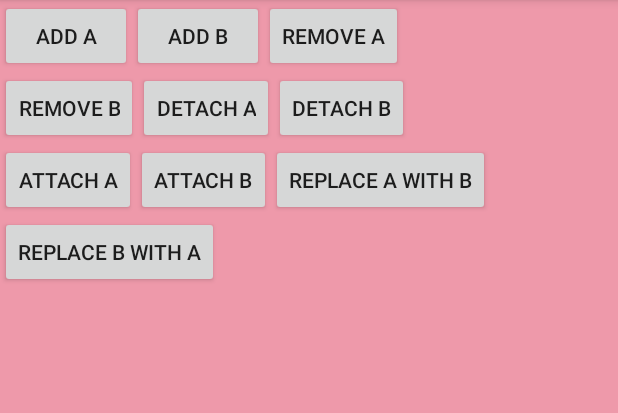
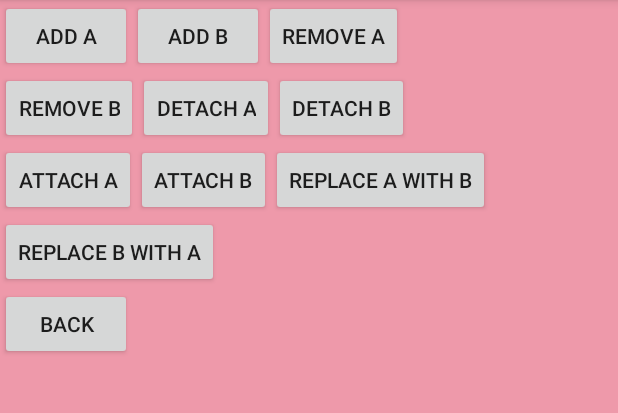
Before and after one commit to sarahsga/Practice_android_slideNerd, an Android app: the MainActivity screen opened directly, with no data from a screen before it, on a phone screen of 412 x 824 dp, the part 84-497 px from its top. Run offline under Robolectric (Android 15) with nearby library versions, the phone set to English and light mode, and no system bars.

Commit message:
BackStack.. and scrollView
Also check out the overridden onBackPressed method

```diff
--- a/app/src/main/res/layout-land/activity_main.xml
+++ b/app/src/main/res/layout-land/activity_main.xml
@@ -111,15 +111,26 @@
                 android:layout_alignParentLeft="true"
                 android:layout_alignParentStart="true" />
 
+        <Button
+            android:layout_width="wrap_content"
+            android:layout_height="wrap_content"
+            android:text="Back"
+            android:id="@+id/btnBack"
+            android:layout_below="@+id/btn_ReplaceBwA"
+            android:layout_alignParentLeft="true"
+            android:layout_alignParentStart="true" />
+
     </RelativeLayout>
 
-    <LinearLayout
-        android:layout_margin="5dp"
-        android:orientation="vertical"
-        android:layout_weight="1"
-        android:layout_width="match_parent"
-        android:layout_height="match_parent"
-        android:id="@+id/linearLayout1">
+        <ScrollView
+            android:layout_width="match_parent"
+            android:layout_height="match_parent"
+            android:layout_weight="1">
+            <LinearLayout
+                android:orientation="vertical"
+                android:layout_width="match_parent"
+                android:layout_height="match_parent"
+                android:id="@+id/linearLayout1"></LinearLayout>
 
-    </LinearLayout>
+        </ScrollView>
 </LinearLayout>
--- a/app/src/main/res/layout/activity_main.xml
+++ b/app/src/main/res/layout/activity_main.xml
@@ -109,15 +109,27 @@
         android:layout_below="@+id/btn_attachA"
         android:layout_alignParentLeft="true"
         android:layout_alignParentStart="true" />
+
+        <Button
+            android:layout_width="wrap_content"
+            android:layout_height="wrap_content"
+            android:text="Back"
+            android:id="@+id/btnBack"
+            android:layout_below="@+id/btn_ReplaceBwA"
+            android:layout_alignParentLeft="true"
+            android:layout_alignParentStart="true" />
     </RelativeLayout>
 
-    <LinearLayout
-        android:layout_margin="5dp"
-        android:orientation="vertical"
-        android:layout_width="match_parent"
-        android:layout_height="match_parent"
-        android:layout_weight="1"
-        android:id="@+id/linearLayout1">
+        <ScrollView
+            android:layout_width="match_parent"
+            android:layout_height="match_parent"
+            android:layout_weight="1">
+            <LinearLayout
+                android:orientation="vertical"
+                android:layout_width="match_parent"
+                android:layout_height="match_parent"
+                android:id="@+id/linearLayout1"></LinearLayout>
 
-    </LinearLayout>
+        </ScrollView>
+
 </LinearLayout>
```
Also changed, not shown: app/src/main/java/com/example/sarahahmed/practice/MainActivity.java (+36 -1 lines).
